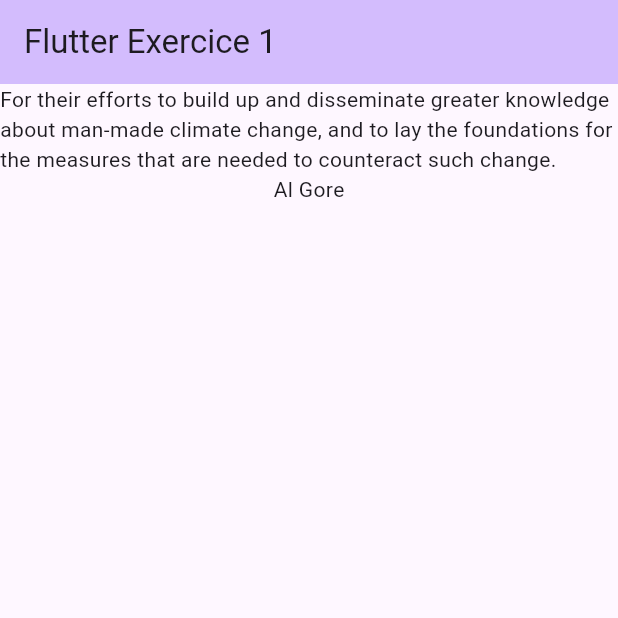
After one commit to e-vinci/mobile-exercises, a Flutter app: the screen it shows after launch, on a phone screen of 412 x 824 dp, the top half of it. The commit adds this screen. Run offline on Flutter 3.47's test engine with Material 3 defaults, Android fonts, the phone set to English and light mode, and no system bars.

Commit message:
F01.2 création d’un widget paramétrable dans une librairie

```diff
--- /dev/null
+++ b/exercices/ex1/lib/laureate_widget.dart
@@ -0,0 +1,24 @@
+import 'package:flutter/material.dart';
+
+class LaureateWidget extends StatelessWidget {
+  final String motivation;
+  final String firstname;
+  final String surname;
+
+  const LaureateWidget({
+    super.key,
+    required this.motivation,
+    this.firstname = "",
+    this.surname = "",
+  });
+
+  @override
+  Widget build(BuildContext context) {
+    return Column(
+      children: [
+        Text(motivation),
+        Text("$firstname $surname")
+      ],
+    );
+  }
+}
--- a/exercices/ex1/lib/main.dart
+++ b/exercices/ex1/lib/main.dart
@@ -1,3 +1,4 @@
+import 'package:ex1/laureate_widget.dart';
 import 'package:flutter/material.dart';
 
 void main() {
@@ -30,11 +31,10 @@ class HomeScreen extends StatelessWidget {
         title: const Text("Flutter Exercice 1"),
         backgroundColor: Theme.of(context).colorScheme.inversePrimary,
       ),
-      body: Column(
-        children: [
-          Text(laureate1["motivation"]!),
-          Text("${laureate1["firstname"]} ${laureate1["surname"]}")
-        ],
+      body: LaureateWidget(
+        motivation: laureate1["motivation"]!,
+        firstname: laureate1["firstname"]!,
+        surname: laureate1["surname"]!,
       ),
     );
   }
```
